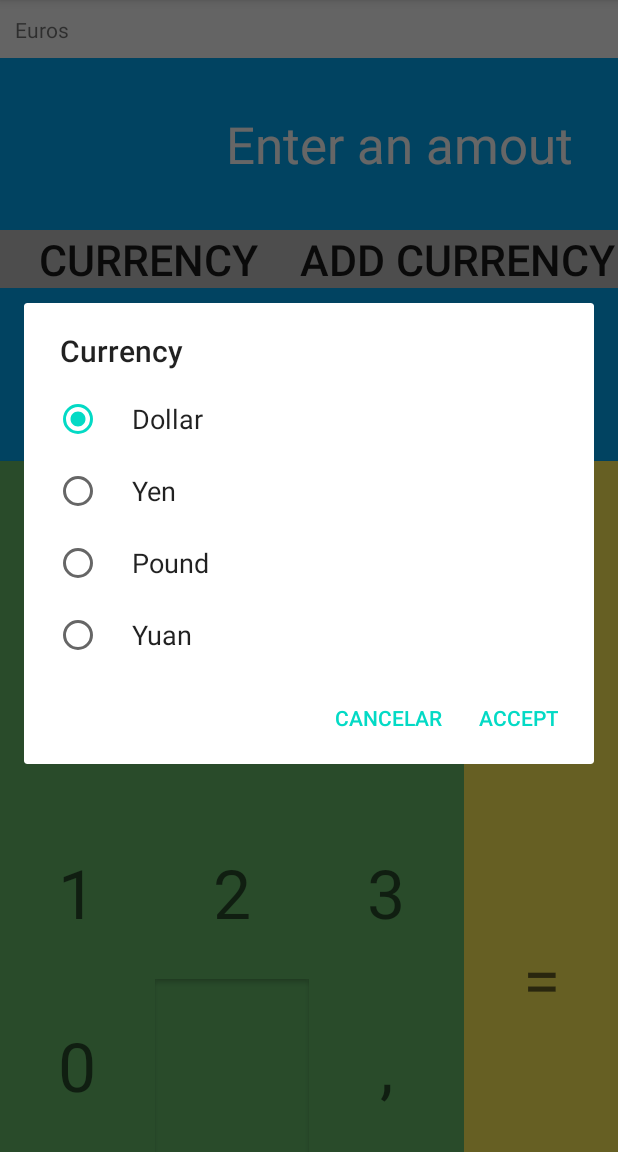
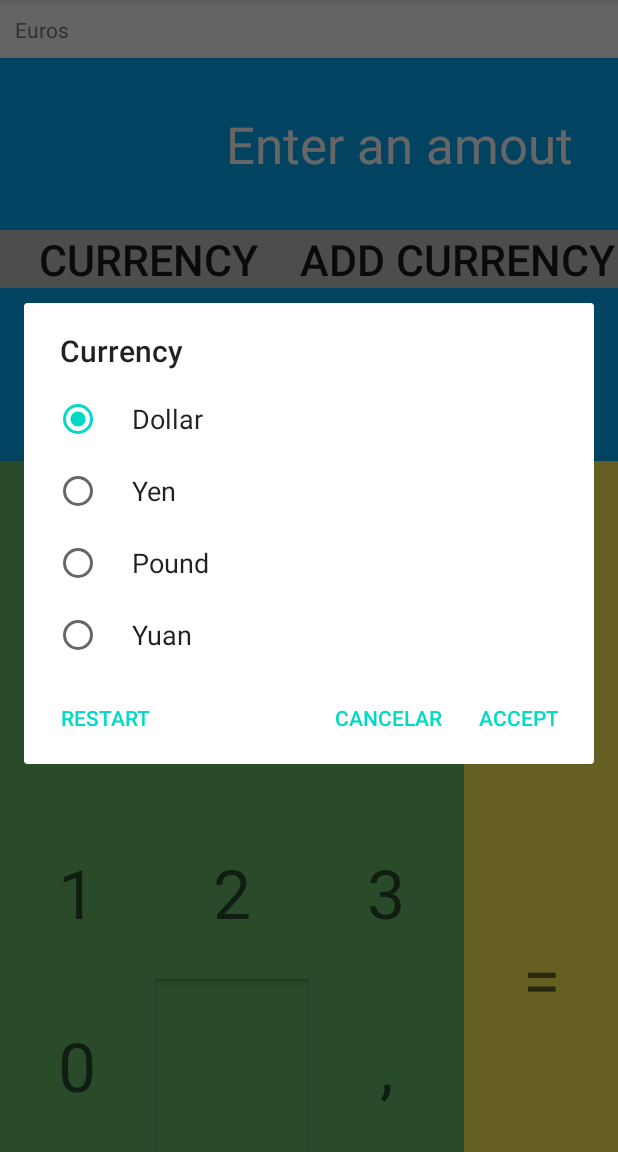
Before and after one commit to csanchezarisa/CFGS_DAM_2_-_Android_CalculadoraDivises, an Android app: the screen it shows after launch (MainActivity), after a tap on "CURRENCY", on a phone screen of 412 x 824 dp, the part 84-1236 px from its top. Run offline under Robolectric (Android 15) with nearby library versions, the phone set to English and light mode, and no system bars.

Commit message:
Se puede restablecer el valor de las divisas Y código comentado

```diff
--- a/app/src/main/java/com/example/calculadoradivises/MainActivity.java
+++ b/app/src/main/java/com/example/calculadoradivises/MainActivity.java
@@ -40,13 +40,9 @@ public class MainActivity extends AppCompatActivity {
     Button btnIgual;
     Button btnDivisa;
     Button btnAfegirDivisa;
+
+    // Llistat que anirà emmagatzemant totes les divises que s'han anat introduint al sistema
     ArrayList<divisa> divisesDisponibles = new ArrayList<divisa>();
-
-    // Variables que controlen quan a una divisa se li ha assignat un valor
-    boolean dollarSeted = false;
-    boolean lliuraSeted = false;
-    boolean yenSeted = false;
-    boolean yuanSeted = false;
 
     // Valor de conversió de la divisa actual
     float valorDeConversioSeleccionat = -1;
@@ -61,9 +57,7 @@ public class MainActivity extends AppCompatActivity {
     boolean comaPosada = false;
     int decimalsIntroduits = 0;
 
-    // Revisa quan s'ha inicialitzat alguna divisa per mostrar un missatge informatiu
-    boolean primeraDivisaSeleccionada = false;
-
+    // Emmagatzemarà la posició en l'array que ocupa la divisa amb la que s'està treballant
     int divisaSeleccionada = 0;
     int divisaPerRevisar = 0;
 
@@ -72,6 +66,7 @@ public class MainActivity extends AppCompatActivity {
         super.onCreate(savedInstanceState);
         setContentView(R.layout.activity_main);
 
+        // Es crida al mètode que inicialitza les 4 primeres divises de manera automàtica
         afegirDivisesInicials();
 
         // Es vinculen els elements del view a les variables del codi
@@ -94,6 +89,7 @@ public class MainActivity extends AppCompatActivity {
         btnDivisa = (Button) findViewById(R.id.btnDivisa);
         btnAfegirDivisa = (Button) findViewById(R.id.btnAfegirDivisa);
 
+        // Botó que permet mostrar el menú de divises i seleccionar-ne una
         btnDivisa.setOnClickListener(new View.OnClickListener() {
             @Override
             public void onClick(View v) {
@@ -101,6 +97,7 @@ public class MainActivity extends AppCompatActivity {
             }
         });
 
+        // Botó que permet mostrar l'alert que permet introduir una nova divisa
         btnAfegirDivisa.setOnClickListener(new View.OnClickListener() {
             @Override
             public void onClick(View v) {
@@ -228,6 +225,7 @@ public class MainActivity extends AppCompatActivity {
     }
 
 
+    // Mètode que s'executa al inici del programa. Declara les dues principals divises, amb els noms que trobem al fitxer strings
     private void afegirDivisesInicials() {
 
         divisa dollar = new divisa(getString(R.string.btnDollar));
@@ -240,14 +238,6 @@ public class MainActivity extends AppCompatActivity {
         divisesDisponibles.add(lliura);
         divisesDisponibles.add(yuan);
 
-    }
-
-
-    private void mostrarInformacioRestablirDivisa() {
-        View parentLayout = findViewById(android.R.id.content);
-        Snackbar snackbar = Snackbar.make(parentLayout, getString(R.string.infoRestablecerDivisa), Snackbar.LENGTH_LONG);
-
-        snackbar.show();
     }
 
 
@@ -264,6 +254,7 @@ public class MainActivity extends AppCompatActivity {
 
         final EditText edtValorDivisa = new EditText(this);
         ad.setView(edtValorDivisa);
+
 
         // Botó positiu revisarà el valor introdueit. Si es correcte farà les opcions pertinents, sino, mostrarà un misstge d'error
         ad.setButton(AlertDialog.BUTTON_POSITIVE, getString(R.string.acceptButton), new DialogInterface.OnClickListener() {
@@ -304,48 +295,7 @@ public class MainActivity extends AppCompatActivity {
         });
         ad.show();
     }
-/*
 
-    // Reinicia el valor de la divisa seleccionada
-    private void reiniciarDivisa(String divisa) {
-
-        divisa = divisa.toLowerCase();
-
-        switch (divisa) {
-
-            case "pound":
-                valorLliura = 0;
-                lliuraSeted = false;
-                divisa = getString(R.string.btnLliures);
-                break;
-
-            case "dollar":
-                valorDollar = 0;
-                dollarSeted = false;
-                divisa = getString(R.string.btnDollar);
-                break;
-
-            case "yen":
-                valorYen = 0;
-                yenSeted = false;
-                divisa = getString(R.string.btnYen);
-                break;
-
-            case "yuan":
-                valorYuan = 0;
-                yuanSeted = false;
-                divisa = getString(R.string.btnYuan);
-                break;
-        }
-
-        canviarColorBotoDivisa(null);
-        Toast.makeText(getApplicationContext(), divisa + " " + getString(R.string.messageRestablecerDivisa), Toast.LENGTH_SHORT).show();
-        valorDeConversioSeleccionat = -1;
-
-    }
-
-
- */
 
     // "Neteja" el TextView Input, per que mostri el missatge predeterminat
     private void netejarInput() {
@@ -528,11 +478,23 @@ public class MainActivity extends AppCompatActivity {
             }
         });
 
+        alertDialogSeleccionarDivisa.setNeutralButton(getString(R.string.restablecerDivisaButton), new DialogInterface.OnClickListener() {
+            @Override
+            public void onClick(DialogInterface dialog, int which) {
+
+                divisesDisponibles.get(divisaPerRevisar).setDivisaInicialitzada(false);
+                btnDivisa.setText(getString(R.string.divisa));
+                divisaPerRevisar = divisaSeleccionada;
+
+            }
+        });
+
         alertDialogSeleccionarDivisa.show();
 
     }
 
 
+    // Mostra un alert que permet afegir una divisa nova. Demana el nom d'aquesta
     private void alertAfegirDivisa() {
 
         AlertDialog alertAfegirdivisa = new AlertDialog.Builder(MainActivity.this).create();
```
